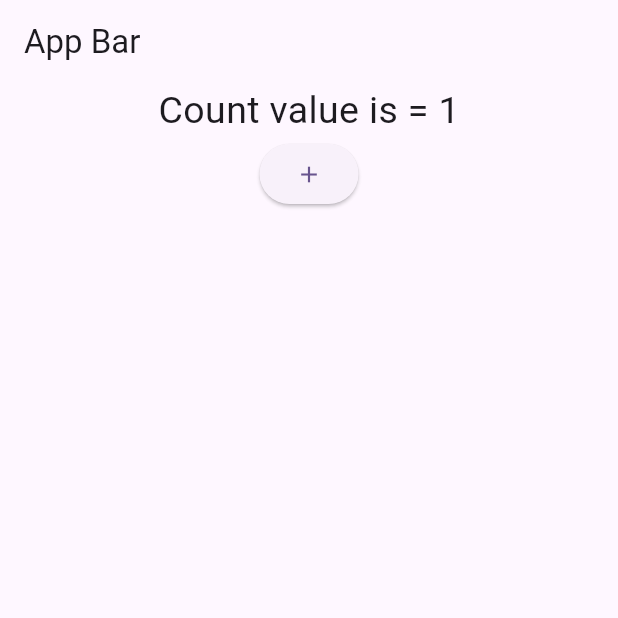
After one commit to mahbub-hasan-abid/flutter_test, a Flutter app: the SpFirstScreen screen opened directly, after a tap on the "add" icon, on a phone screen of 412 x 824 dp, the top half of it. The commit adds this screen. Run offline on Flutter 3.47's test engine with Material 3 defaults, Android fonts, the phone set to English and light mode, and no system bars; our stand-ins replace shared_preferences; accounts and stored records are empty.

Commit message:
Shared preference

```diff
--- a/lib/list_tile.dart
+++ b/lib/list_tile.dart
@@ -15,7 +15,7 @@ class myApp extends StatelessWidget {
   }
 }
 
-var items = ['Item 1', 'Item 2', 'Item 3', 'Item 4', 'Item 5'];
+var items = ['Item 1', 'Item 2', 'Item 3', 'Item 4', 'Ite m 5'];
 
 class firstScreen extends StatelessWidget {
   @override
--- /dev/null
+++ b/lib/shared_preference/main.dart
@@ -0,0 +1,75 @@
+import 'package:flutter/material.dart';
+import 'package:shared_preferences/shared_preferences.dart';
+
+void main(List<String> args) {
+  runApp(SharedP());
+}
+
+class SharedP extends StatelessWidget {
+  const SharedP({super.key});
+
+  @override
+  Widget build(BuildContext context) {
+    return MaterialApp(
+      title: 'AppBar',
+      theme: ThemeData(primarySwatch: Colors.amber),
+      home: SpFirstScreen(),
+    );
+  }
+}
+
+// ignore: must_be_immutable
+class SpFirstScreen extends StatefulWidget {
+  @override
+  State<SpFirstScreen> createState() => _SpFirstScreenState();
+}
+
+class _SpFirstScreenState extends State<SpFirstScreen> {
+  var cnt = 0;
+  LoadCounter() async {
+    var pref = await SharedPreferences.getInstance();
+
+    setState(() {
+      cnt = pref.getInt('counter') ?? 0;
+    });
+  }
+
+  increment() async {
+    var pref = await SharedPreferences.getInstance();
+    setState(() {
+      cnt++;
+      pref.setInt('counter', cnt);
+    });
+  }
+
+  @override
+  void initState() {
+    // TODO: implement initState
+    LoadCounter();
+  }
+
+  @override
+  Widget build(BuildContext context) {
+    return Scaffold(
+      appBar: AppBar(
+        title: Text('App Bar'),
+      ),
+      body: Center(
+        child: Column(
+          children: [
+            Text(
+              'Count value is = $cnt',
+              style: TextStyle(fontSize: 25),
+            ),
+            ElevatedButton(
+              onPressed: () {
+                increment();
+              },
+              child: Icon(Icons.add),
+            )
+          ],
+        ),
+      ),
+    );
+  }
+}
--- a/pubspec.yaml
+++ b/pubspec.yaml
@@ -35,6 +35,7 @@ dependencies:
   # The following adds the Cupertino Icons font to your application.
   # Use with the CupertinoIcons class for iOS style icons.
   cupertino_icons: ^1.0.2
+  shared_preferences: ^2.2.2
 
 dev_dependencies:
   flutter_test:
```
Also changed, not shown: pubspec.lock, 1 other file.
